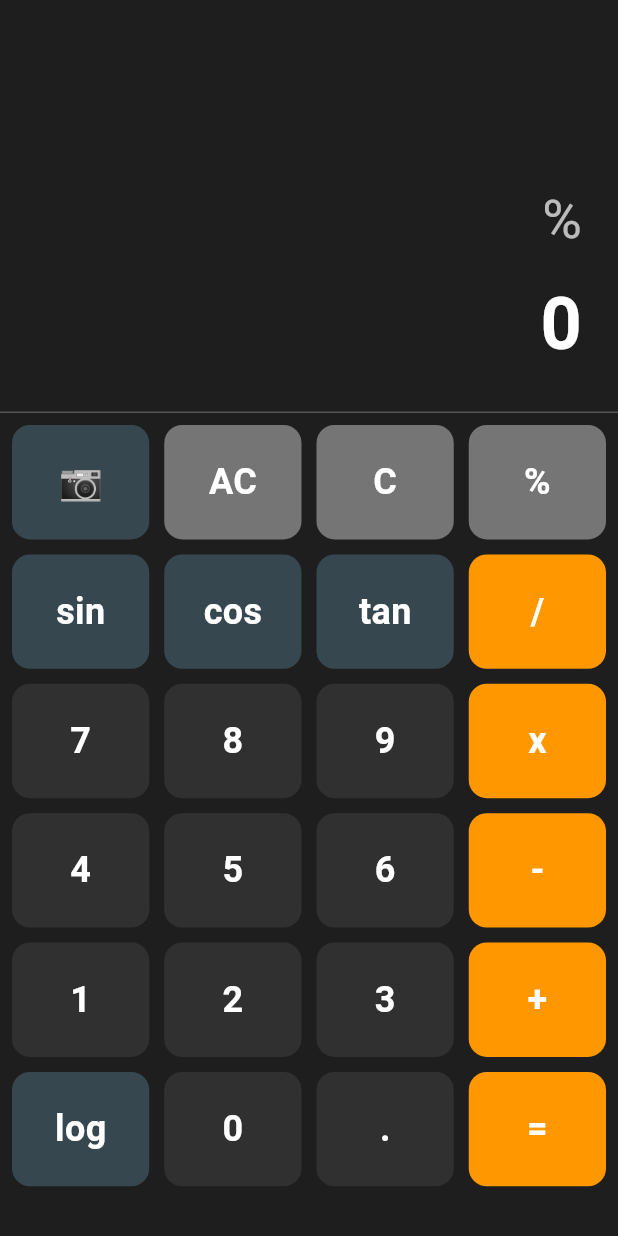
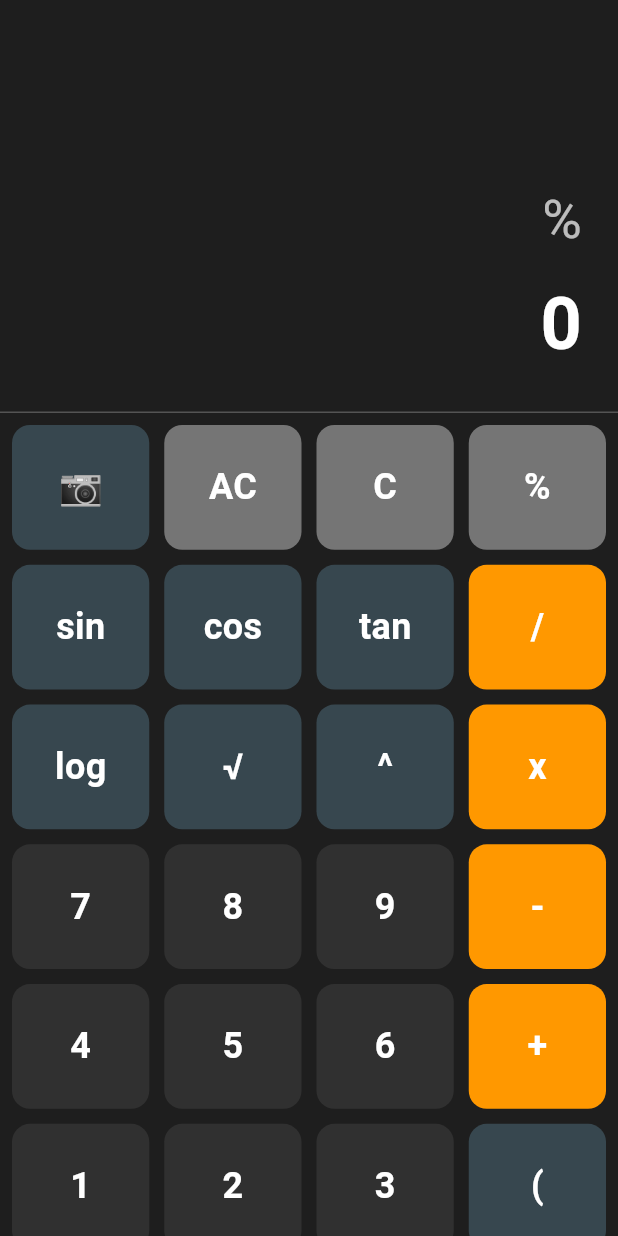
Before and after one commit to Princeelvis29/student-scientific-calculator, a Flutter app: the screen it shows after launch, after a tap on an icon or button, on a phone screen of 412 x 824 dp. Run offline on Flutter 3.47's test engine with Material 3 defaults, Android fonts, the phone set to English and light mode, and no system bars; our stand-ins replace image_picker, math_expressions; missing offline and left inert: google_mlkit_text_recognition.

Commit message:
feat: complete scientific layout and AI camera scanner

```diff
--- a/lib/main.dart
+++ b/lib/main.dart
@@ -17,7 +17,7 @@ class QubCalculatorClone extends StatelessWidget {
       debugShowCheckedModeBanner: false,
       theme: ThemeData(
         brightness: Brightness.dark,
-        scaffoldBackgroundColor: const Color(0xFF1E1E1E), // Dark background
+        scaffoldBackgroundColor: const Color(0xFF1E1E1E),
       ),
       home: const CalculatorScreen(),
     );
@@ -35,20 +35,19 @@ class _CalculatorScreenState extends State<CalculatorScreen> {
   String equation = "0";
   String result = "0";
 
-  // Expanded WAEC/JAMB layout including a Camera button
+  // Expanded layout with new scientific features and parentheses
   final List<String> buttons = [
     '📷', 'AC', 'C', '%',
     'sin', 'cos', 'tan', '/',
-    '7', '8', '9', 'x',
-    '4', '5', '6', '-',
-    '1', '2', '3', '+',
-    'log', '0', '.', '=',
+    'log', '√', '^', 'x',
+    '7', '8', '9', '-',
+    '4', '5', '6', '+',
+    '1', '2', '3', '(',
+    '0', '.', ')', '=',
   ];
 
-  // AI Camera Scanner Logic
   Future<void> scanMathProblem() async {
     final ImagePicker picker = ImagePicker();
-    // Launch the device camera
     final XFile? image = await picker.pickImage(source: ImageSource.camera);
 
     if (image != null) {
@@ -56,10 +55,7 @@ class _CalculatorScreenState extends State<CalculatorScreen> {
       final textRecognizer = TextRecognizer(script: TextRecognitionScript.latin);
 
       try {
-        // Process the image and extract text
         final RecognizedText recognizedText = await textRecognizer.processImage(inputImage);
-
-        // Clean the recognized text to fit our parser
         String scannedEquation = recognizedText.text
             .replaceAll('\n', '')
             .replaceAll(' ', '')
@@ -79,7 +75,6 @@ class _CalculatorScreenState extends State<CalculatorScreen> {
     }
   }
 
-  // Core Logic: Handles button presses and updates the screen
   void buttonPressed(String buttonText) {
     setState(() {
       if (buttonText == 'AC') {
@@ -91,38 +86,43 @@ class _CalculatorScreenState extends State<CalculatorScreen> {
           equation = "0";
         }
       } else if (buttonText == '📷') {
-        scanMathProblem(); // Triggers the AI Scanner
+        scanMathProblem();
       } else if (buttonText == '=') {
         try {
-          // Replace 'x' with '*' so the parser understands multiplication
-          String expression = equation.replaceAll('x', '*');
+          // Replace UI symbols with math_expressions syntax
+          String expression = equation
+            .replaceAll('x', '*')
+            .replaceAll('√', 'sqrt');
 
           Parser p = Parser();
           Expression exp = p.parse(expression);
           ContextModel cm = ContextModel();
 
-          // Evaluate the math expression
           result = '${exp.evaluate(EvaluationType.REAL, cm)}';
 
-          // Remove decimal if it's a whole number (e.g., 5.0 becomes 5)
           if (result.endsWith(".0")) {
             result = result.substring(0, result.length - 2);
           }
         } catch (e) {
-          result = "Error"; // Catches invalid syntax like "++"
+          result = "Error";
         }
       } else if (['sin', 'cos', 'tan', 'log'].contains(buttonText)) {
-        // Appends the function with an open parenthesis
         if (equation == "0") {
           equation = "$buttonText(";
         } else {
           equation = equation + "$buttonText(";
         }
+      } else if (buttonText == '√') {
+        if (equation == "0") {
+          equation = "√(";
+        } else {
+          equation = equation + "√(";
+        }
       } else {
         if (equation == "0") {
-          equation = buttonText; // Replace the initial 0
+          equation = buttonText;
         } else {
-          equation = equation + buttonText; // Append new numbers/operators
+          equation = equation + buttonText;
         }
       }
     });
@@ -133,7 +133,6 @@ class _CalculatorScreenState extends State<CalculatorScreen> {
     return Scaffold(
       body: Column(
         children: [
-          // Screen Display Area
           Expanded(
             flex: 1,
             child: Container(
@@ -161,7 +160,6 @@ class _CalculatorScreenState extends State<CalculatorScreen> {
             ),
           ),
           const Divider(color: Colors.white24, height: 1),
-          // Button Grid Area
           Expanded(
             flex: 2,
             child: Container(
@@ -170,7 +168,7 @@ class _CalculatorScreenState extends State<CalculatorScreen> {
                 itemCount: buttons.length,
                 gridDelegate: const SliverGridDelegateWithFixedCrossAxisCount(
                   crossAxisCount: 4,
-                  childAspectRatio: 1.2,
+                  childAspectRatio: 1.1, // Slightly adjusted ratio to fit 7 rows better
                   crossAxisSpacing: 10,
                   mainAxisSpacing: 10,
                 ),
@@ -186,20 +184,19 @@ class _CalculatorScreenState extends State<CalculatorScreen> {
   }
 
   Widget _buildButton(String text) {
-    // Determine button color based on its function
-    Color bgColor = Colors.grey[850]!; // Default dark grey
+    Color bgColor = Colors.grey[850]!;
     Color textColor = Colors.white;
 
     if (text == 'AC' || text == 'C' || text == '%') {
       bgColor = Colors.grey[600]!;
     } else if (text == '/' || text == 'x' || text == '-' || text == '+' || text == '=') {
-      bgColor = Colors.orange; // High-contrast orange for operators
-    } else if (['sin', 'cos', 'tan', 'log', '📷'].contains(text)) {
-      bgColor = Colors.blueGrey[800]!; // Distinct color for scientific functions and camera
+      bgColor = Colors.orange;
+    } else if (['sin', 'cos', 'tan', 'log', '√', '^', '(', ')', '📷'].contains(text)) {
+      bgColor = Colors.blueGrey[800]!;
     }
 
     return InkWell(
-      onTap: () => buttonPressed(text), // Trigger the logic on tap
+      onTap: () => buttonPressed(text),
       borderRadius: BorderRadius.circular(12),
       child: Ink(
         decoration: BoxDecoration(
```
